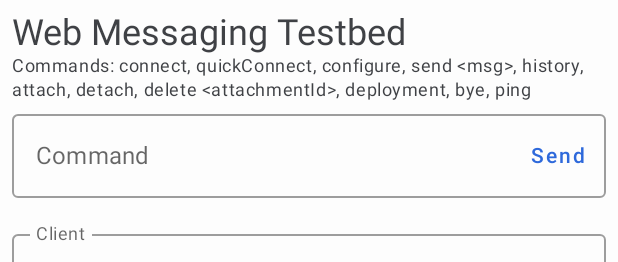
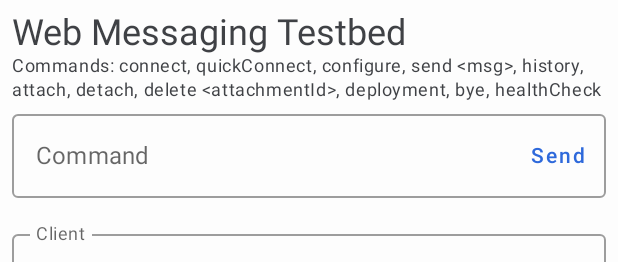
Before and after one commit to MyPureCloud/genesys-messenger-transport-mobile-sdk, an Android app built with Jetpack Compose: the @Preview function PreviewTestBedScreen, on a phone screen of 412 x 824 dp. Shown: the top 262 px of the screen. Run offline under Robolectric (Android 15) with nearby library versions, the phone set to English and light mode, and no system bars.

Commit message:
MMSDK-159
change the `ping` command name to `healthCheck`

```diff
--- a/androidComposePrototype/src/main/java/com/genesys/cloud/messenger/androidcomposeprototype/ui/testbed/Composables.kt
+++ b/androidComposePrototype/src/main/java/com/genesys/cloud/messenger/androidcomposeprototype/ui/testbed/Composables.kt
@@ -59,7 +59,7 @@ fun TestBedContent(
             style = typography.h5
         )
         Text(
-            "Commands: connect, quickConnect, configure, send <msg>, history, attach, detach, delete <attachmentId>, deployment, bye, ping",
+            "Commands: connect, quickConnect, configure, send <msg>, history, attach, detach, delete <attachmentId>, deployment, bye, healthCheck",
             style = typography.caption,
             softWrap = true
         )
```
